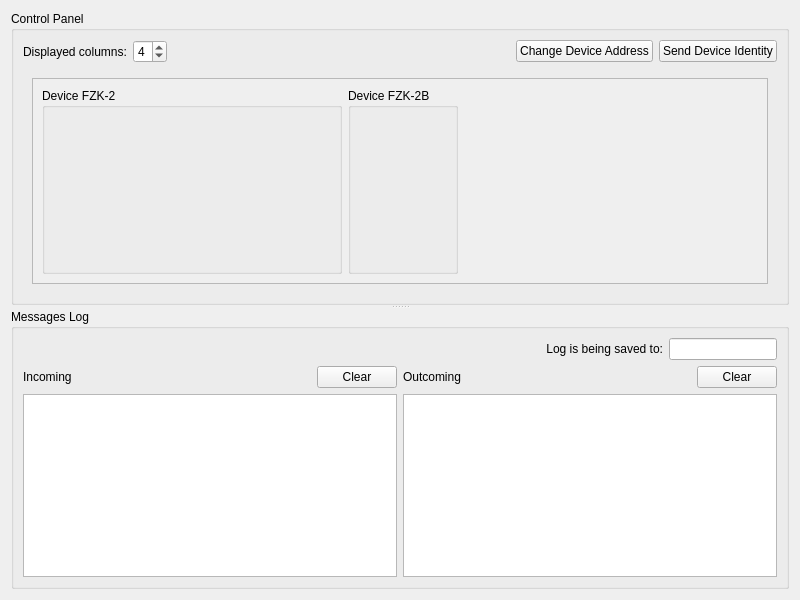
Before: the Qt Designer form src/ui/controlpanel.ui in etengabeko/etwas, drawn with Qt 5.
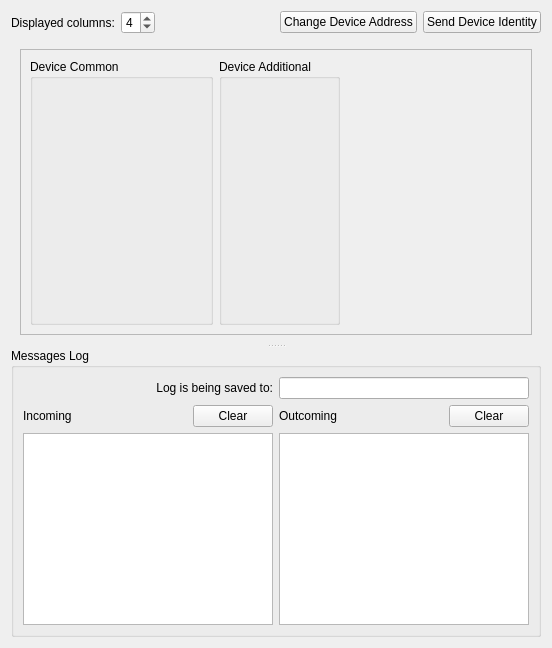
After: the same form once the commit is applied. The open tabs and pages were chosen to show the change.

The edit to the form file:
```diff
--- a/src/ui/controlpanel.ui
+++ b/src/ui/controlpanel.ui
@@ -6,8 +6,8 @@
    <rect>
     <x>0</x>
     <y>0</y>
-    <width>800</width>
-    <height>600</height>
+    <width>552</width>
+    <height>648</height>
    </rect>
   </property>
   <property name="minimumSize">
@@ -28,9 +28,12 @@
      <property name="childrenCollapsible">
       <bool>false</bool>
      </property>
-     <widget class="QGroupBox" name="controlGroupBox">
-      <property name="title">
-       <string>Control Panel</string>
+     <widget class="QWidget" name="controlWidget" native="true">
+      <property name="sizePolicy">
+       <sizepolicy hsizetype="Preferred" vsizetype="Expanding">
+        <horstretch>0</horstretch>
+        <verstretch>2</verstretch>
+       </sizepolicy>
       </property>
       <layout class="QVBoxLayout" name="verticalLayout_2">
        <item>
@@ -186,6 +189,9 @@
           <layout class="QVBoxLayout" name="verticalLayout_7">
            <item>
             <widget class="QScrollArea" name="controlsScrollArea">
+             <property name="sizeAdjustPolicy">
+              <enum>QAbstractScrollArea::AdjustToContents</enum>
+             </property>
              <property name="widgetResizable">
               <bool>true</bool>
              </property>
@@ -194,7 +200,7 @@
                <rect>
                 <x>0</x>
                 <y>0</y>
-                <width>220</width>
+                <width>263</width>
                 <height>32</height>
                </rect>
               </property>
@@ -208,14 +214,14 @@
                   </sizepolicy>
                  </property>
                  <property name="title">
-                  <string>Device FZK-2</string>
+                  <string>Device Common</string>
                  </property>
                 </widget>
                </item>
                <item>
                 <widget class="QGroupBox" name="additionalGroupBox">
                  <property name="title">
-                  <string>Device FZK-2B</string>
+                  <string>Device Additional</string>
                  </property>
                 </widget>
                </item>
@@ -243,6 +249,12 @@
       </layout>
      </widget>
      <widget class="QGroupBox" name="logGroupBox">
+      <property name="sizePolicy">
+       <sizepolicy hsizetype="Preferred" vsizetype="Minimum">
+        <horstretch>0</horstretch>
+        <verstretch>0</verstretch>
+       </sizepolicy>
+      </property>
       <property name="title">
        <string>Messages Log</string>
       </property>
@@ -268,7 +280,7 @@
          <item>
           <widget class="QLineEdit" name="logFileNameLineEdit">
            <property name="sizePolicy">
-            <sizepolicy hsizetype="Preferred" vsizetype="Fixed">
+            <sizepolicy hsizetype="Expanding" vsizetype="Fixed">
              <horstretch>0</horstretch>
              <verstretch>0</verstretch>
             </sizepolicy>
```
